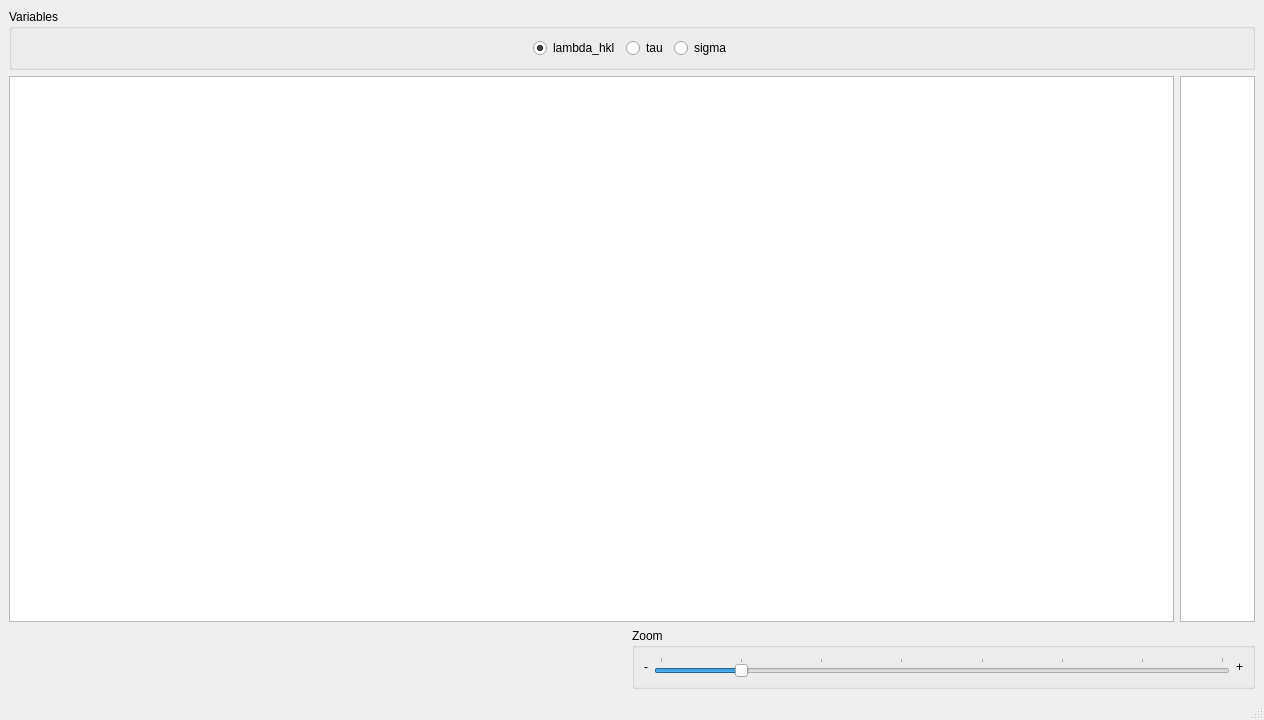
The window that ibeatles/ui/ui_fittingVariablesKropff.ui (ornlneutronimaging/iBeatles) describes before a commit, drawn with Qt 5.
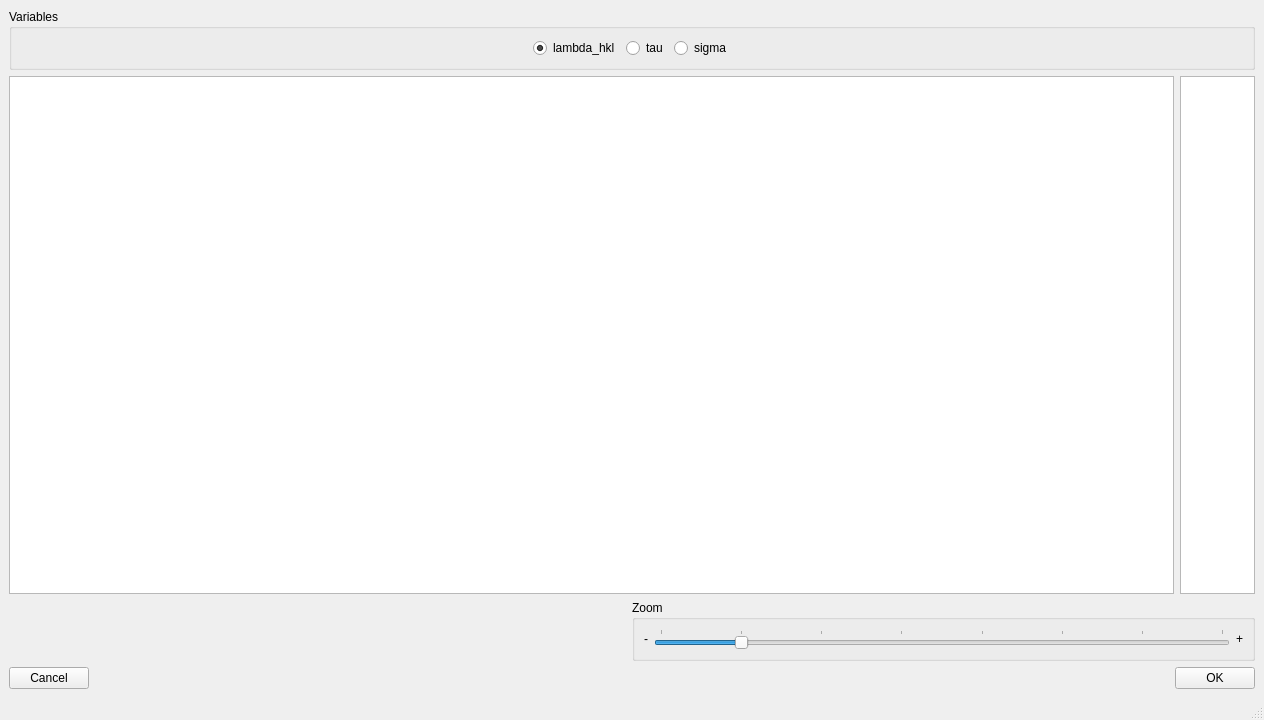
The same window after the commit.

Commit message: Added save and close buttons. modality of UI changed. this refs #159

```diff
--- a/ibeatles/ui/ui_fittingVariablesKropff.ui
+++ b/ibeatles/ui/ui_fittingVariablesKropff.ui
@@ -204,6 +204,37 @@
       </item>
      </layout>
     </item>
+    <item>
+     <layout class="QHBoxLayout" name="horizontalLayout_4">
+      <item>
+       <widget class="QPushButton" name="cancel_pushButton">
+        <property name="text">
+         <string>Cancel</string>
+        </property>
+       </widget>
+      </item>
+      <item>
+       <spacer name="horizontalSpacer_3">
+        <property name="orientation">
+         <enum>Qt::Horizontal</enum>
+        </property>
+        <property name="sizeHint" stdset="0">
+         <size>
+          <width>40</width>
+          <height>20</height>
+         </size>
+        </property>
+       </spacer>
+      </item>
+      <item>
+       <widget class="QPushButton" name="ok_pushButton">
+        <property name="text">
+         <string>OK</string>
+        </property>
+       </widget>
+      </item>
+     </layout>
+    </item>
    </layout>
   </widget>
   <widget class="QStatusBar" name="statusbar"/>
```
Left out of the diff: 52 changed lines with no effect on the pictures. The commit also changes 1 other file.
